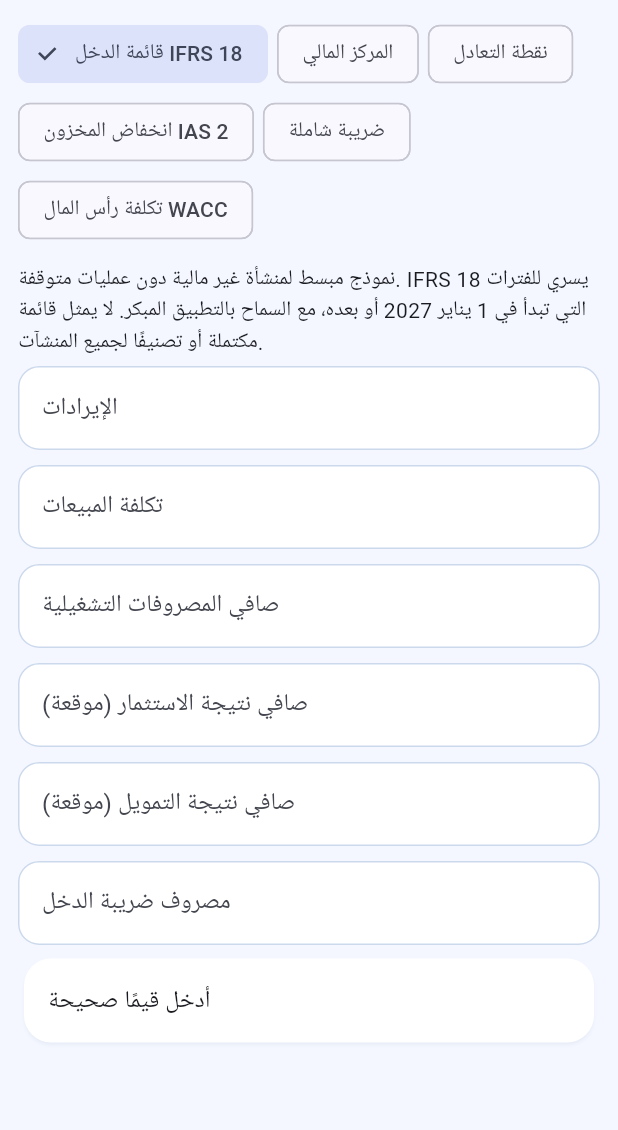
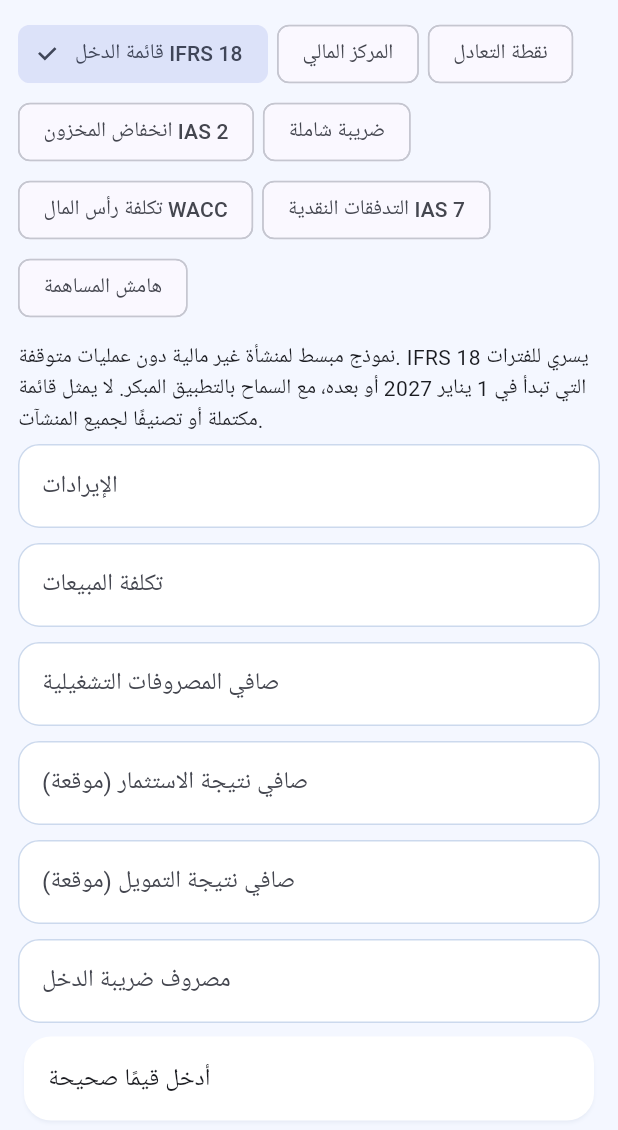
Before and after one commit to aljwaal1/Accounting-bag, a Flutter app: the ProfessionalTools widget shown alone on an empty page, opened directly with empty values, on a phone screen of 412 x 824 dp. Shown: the top 1130 px of the screen. Run offline on Flutter 3.47's test engine with Material 3 defaults, Android fonts, the phone set to English and light mode, and no system bars; our stand-ins replace printing, share_plus, shared_preferences, sqflite; missing offline and left inert: excel; accounts and stored records are empty.

Commit message:
Add IAS 7 cash reconciliation and contribution margin tools

```diff
--- a/lib/professional_tools.dart
+++ b/lib/professional_tools.dart
@@ -7,6 +7,8 @@ class ProfessionalMath {
     final gross=revenue-cost, op=gross-operating;
     return [gross,op,op+investing,op+investing+financing,op+investing+financing-tax];
   }
+  static double cashFlow(double opening,double operating,double investing,double financing,double exchange)=>opening+operating+investing+financing+exchange;
+  static double contribution(double sales,double variable)=>sales-variable;
   static double balance(double assets,double liabilities,double equity)=>assets-liabilities-equity;
   static double? breakEven(double fixed,double price,double variable)=>price>variable?fixed/(price-variable):null;
   static double? nrvWriteDown(double cost,double selling,double completion,double sellingCost)=>(cost-(selling-completion-sellingCost)).clamp(0.0,cost).toDouble();
@@ -24,17 +26,19 @@ class _ProfessionalToolsState extends State<ProfessionalTools>{
   String t(String ar,String en)=>widget.en?en:ar;
   @override void dispose(){for(final c in fields){c.dispose();}super.dispose();}
   @override Widget build(BuildContext context){
-    final names=[t('قائمة الدخل IFRS 18','IFRS 18 income'),t('المركز المالي','Financial position'),t('نقطة التعادل','Break-even'),t('انخفاض المخزون IAS 2','IAS 2 inventory'),t('ضريبة شاملة','Inclusive VAT'),t('تكلفة رأس المال WACC','WACC')];
+    final names=[t('قائمة الدخل IFRS 18','IFRS 18 income'),t('المركز المالي','Financial position'),t('نقطة التعادل','Break-even'),t('انخفاض المخزون IAS 2','IAS 2 inventory'),t('ضريبة شاملة','Inclusive VAT'),t('تكلفة رأس المال WACC','WACC'),t('التدفقات النقدية IAS 7','IAS 7 cash flows'),t('هامش المساهمة','Contribution margin')];
     final labels=[
       [t('الإيرادات','Revenue'),t('تكلفة المبيعات','Cost of sales'),t('صافي المصروفات التشغيلية','Net operating expenses'),t('صافي نتيجة الاستثمار (موقعة)','Net investing result (signed)'),t('صافي نتيجة التمويل (موقعة)','Net financing result (signed)'),t('مصروف ضريبة الدخل','Income tax expense')],
       [t('الأصول','Assets'),t('الالتزامات','Liabilities'),t('حقوق الملكية (موقعة)','Equity (signed)')],
       [t('التكاليف الثابتة','Fixed costs'),t('سعر الوحدة','Unit price'),t('التكلفة المتغيرة للوحدة','Variable unit cost')],
       [t('تكلفة المخزون','Inventory cost'),t('سعر البيع المتوقع','Expected selling price'),t('تكلفة الإكمال','Completion cost'),t('تكلفة البيع','Selling cost')],
       [t('المبلغ شامل الضريبة','Tax-inclusive amount'),t('نسبة الضريبة %','Tax rate %')],
-      [t('القيمة السوقية لحقوق الملكية','Market equity'),t('القيمة السوقية للدين','Market debt'),t('تكلفة الملكية %','Cost of equity %'),t('تكلفة الدين %','Cost of debt %'),t('معدل الضريبة %','Tax rate %')]
+      [t('القيمة السوقية لحقوق الملكية','Market equity'),t('القيمة السوقية للدين','Market debt'),t('تكلفة الملكية %','Cost of equity %'),t('تكلفة الدين %','Cost of debt %'),t('معدل الضريبة %','Tax rate %')],
+      [t('رصيد النقد أول الفترة','Opening cash'),t('صافي التدفقات التشغيلية','Net operating cash flows'),t('صافي التدفقات الاستثمارية','Net investing cash flows'),t('صافي التدفقات التمويلية','Net financing cash flows'),t('أثر تغير أسعار الصرف','Exchange rate effect')],
+      [t('المبيعات','Sales'),t('التكاليف المتغيرة','Variable costs'),t('التكاليف الثابتة','Fixed costs')]
     ][mode];
     final values=List.generate(labels.length,(i)=>parseAccountingNumber(fields[i].text));
-    final signed=mode==0?[2,3,4,5]:mode==1?[2]:<int>[];
+    final signed=mode==0?[2,3,4,5]:mode==1?[2]:mode==6?[1,2,3,4]:<int>[];
     final valid=values.asMap().entries.every((e)=>e.value!=null&&(signed.contains(e.key)||e.value!>=0));
     final results=<String>[];
     void add(String label,double? value,{String suffix=''}){results.add('$label: ${value!=null&&value.isFinite?value.toStringAsFixed(2)+suffix:t("غير معرف","Undefined")}');}
@@ -49,12 +53,15 @@ class _ProfessionalToolsState extends State<ProfessionalTools>{
         case 3:add(t('صافي القيمة القابلة للتحقق','Net realizable value'),v[1]-v[2]-v[3]);add(t('تخفيض قيمة المخزون','Inventory write-down'),ProfessionalMath.nrvWriteDown(v[0],v[1],v[2],v[3]));break;
         case 4:final tax=ProfessionalMath.vatInclusive(v[0],v[1]);add(t('الضريبة','Tax'),tax);add(t('المبلغ قبل الضريبة','Net amount'),v[0]-tax);break;
         case 5:if(v[4]<=100)add('WACC',ProfessionalMath.wacc(v[0],v[1],v[2],v[3],v[4]),suffix:'%');break;
+        case 6:add(t('صافي تغير النقد قبل أثر الصرف','Net cash change before exchange effect'),v[1]+v[2]+v[3]);add(t('رصيد النقد آخر الفترة','Closing cash'),ProfessionalMath.cashFlow(v[0],v[1],v[2],v[3],v[4]));break;
+        case 7:final margin=ProfessionalMath.contribution(v[0],v[1]);add(t('هامش المساهمة','Contribution margin'),margin);add(t('نسبة هامش المساهمة','Contribution margin ratio'),v[0]>0?margin/v[0]*100:null,suffix:'%');add(t('النتيجة التشغيلية المبسطة','Simplified operating result'),margin-v[2]);break;
       }
     }
     return ListView(padding:const EdgeInsets.all(12),children:[
       Wrap(spacing:6,runSpacing:4,children:[for(var i=0;i<names.length;i++)ChoiceChip(label:Text(names[i]),selected:mode==i,onSelected:(_)=>setState((){mode=i;for(final c in fields){c.clear();}}))]),
       const SizedBox(height:12),
       if(mode==0)Text(t('نموذج مبسط لمنشأة غير مالية دون عمليات متوقفة. IFRS 18 يسري للفترات التي تبدأ في 1 يناير 2027 أو بعده، مع السماح بالتطبيق المبكر. لا يمثل قائمة مكتملة أو تصنيفًا لجميع المنشآت.','Simplified non-financial entity without discontinued operations. IFRS 18 applies from 1 January 2027, early application permitted. Not a complete statement or universal classification.')),
+      if(mode==6)Text(t('تسوية مبسطة للنقد والنقد المعادل وفق IAS 7، وليست قائمة تدفقات كاملة. أدخل صافي التدفقات بإشاراتها بعد تصنيفها.','Simplified IAS 7 cash and cash equivalents reconciliation, not a complete statement. Enter signed net flows after classification.')),
       if(mode==3)Text(t('تخفيض المخزون لا يتجاوز تكلفته؛ افحص أي التزام إضافي بصورة منفصلة.','Write-down capped at inventory cost; assess additional obligations separately.')),
       for(var i=0;i<labels.length;i++)Padding(padding:const EdgeInsets.symmetric(vertical:5),child:TextField(controller:fields[i],keyboardType:TextInputType.numberWithOptions(decimal:true,signed:signed.contains(i)),decoration:InputDecoration(labelText:labels[i]),onChanged:(_)=>setState((){}))),
       Card(child:Padding(padding:const EdgeInsets.all(16),child:Text(results.isEmpty?t('أدخل قيمًا صحيحة','Enter valid values'):results.join('\n'),style:const TextStyle(fontSize:16)))),
```
